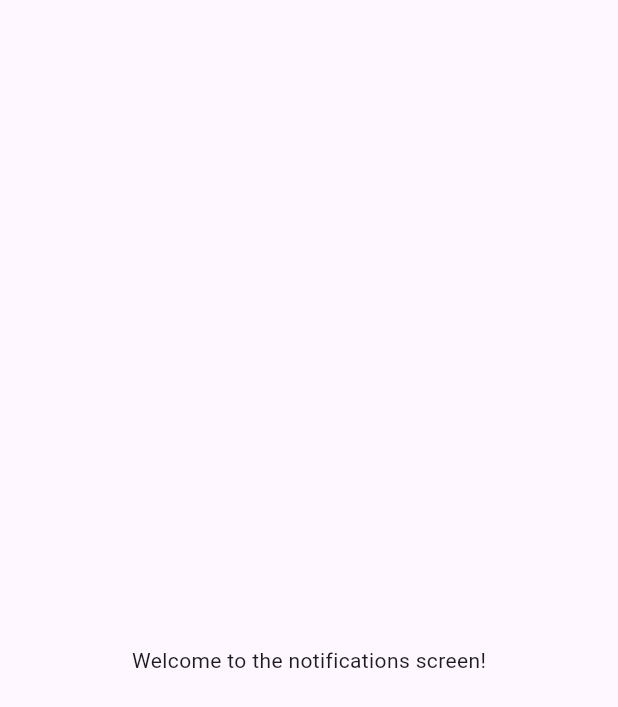
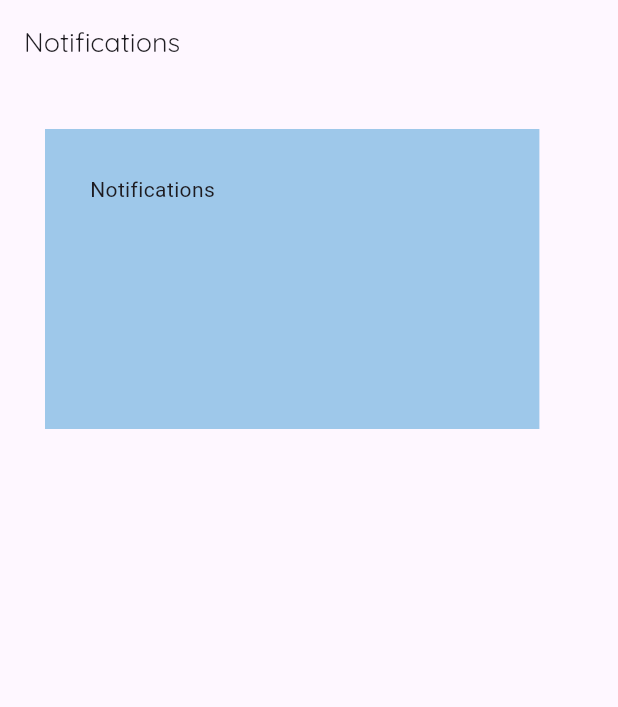
Before and after one commit to Quinxie51/ExpiRo-App, a Flutter app: the MyNotificationsScreen screen opened directly, on a phone screen of 412 x 824 dp. Shown: the top 707 px of the screen. Run offline on Flutter 3.47's test engine with Material 3 defaults, Android fonts, the phone set to English and light mode, and no system bars; our stand-ins replace line_awesome_flutter.

Commit message:
notifications

```diff
--- a/lib/notifications.dart
+++ b/lib/notifications.dart
@@ -1,4 +1,5 @@
 import 'package:flutter/material.dart';
+import 'package:flutter/widgets.dart';
 
 class MyNotificationsScreen extends StatelessWidget {
   const MyNotificationsScreen({super.key});
@@ -6,11 +7,23 @@ class MyNotificationsScreen extends StatelessWidget {
   Widget build(BuildContext context) {
     return Scaffold(
       appBar: AppBar(
-
+        title: const Text(
+            'Notifications',
+            style: TextStyle(
+              fontFamily: "QuickSand",
+              fontSize: 18.0,
+              fontWeight: FontWeight.normal,
+            ),
+            )
       ),
-      body: const Center(
-        child: Text('Welcome to the notifications screen!'),
-      ),
+      body: Container(
+        margin: const EdgeInsets.all(30.0),
+        padding: const EdgeInsets.all(30.0),
+        color: const Color.fromARGB(255, 158, 200, 234),
+        height: 200.0,
+        width: MediaQuery.of(context).size.width*0.80,
+        child: const Text('Notifications'),
+      )
     );
   }
 }
```
Also changed, not shown: assets/images/Screenshot 2024-03-02 132017.png (added).
